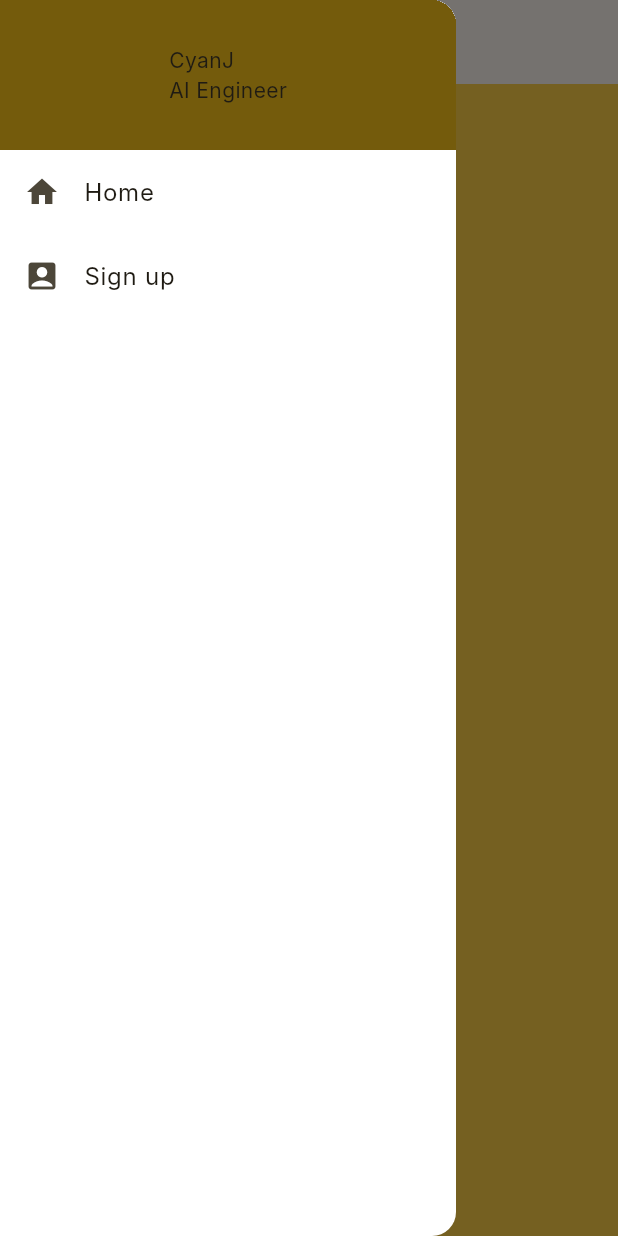
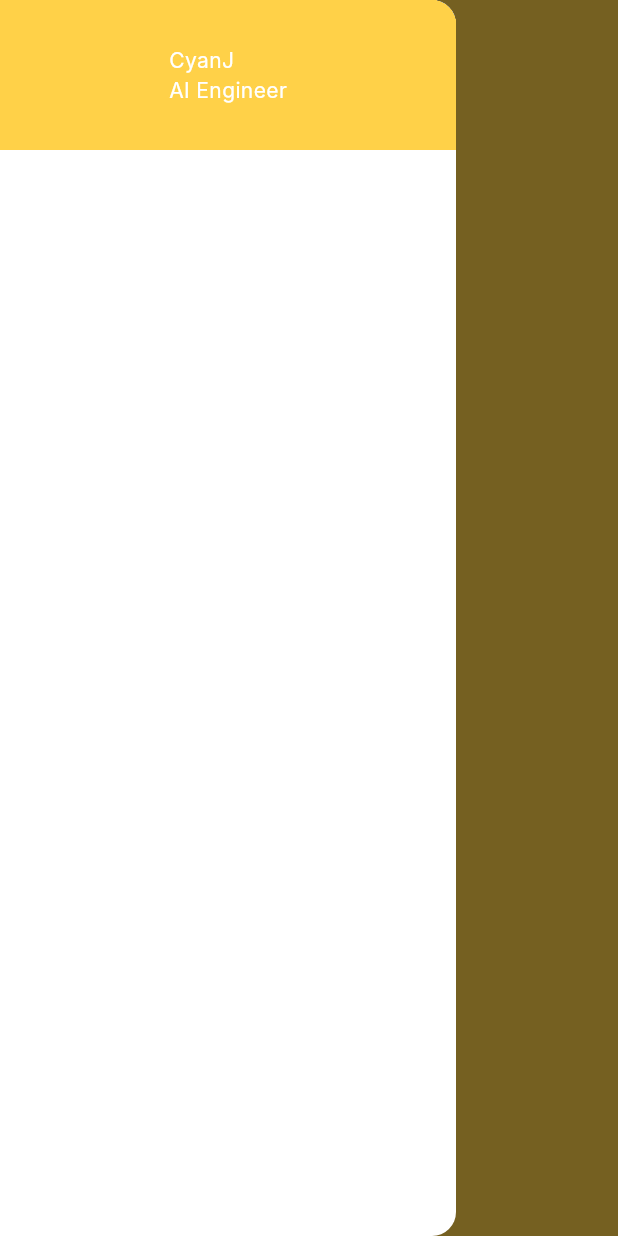
Before and after one commit to sean-xiao-zhao7/nectar_app, a Flutter app: the screen it shows after launch, with the side drawer open, on a phone screen of 412 x 824 dp. Run offline on Flutter 3.47's test engine with Material 3 defaults, Android fonts, the phone set to English and light mode, and no system bars; Roboto replaces fonts that are missing (Inter, Lora).

Commit message:
Set colorScheme using static color values

```diff
--- a/lib/main.dart
+++ b/lib/main.dart
@@ -14,17 +14,27 @@ class NectarApp extends StatelessWidget {
     const nectarLightYellow = Color.fromARGB(255, 255, 209, 72);
     const nectarDarkYellow = Color.fromARGB(255, 169, 127, 0);
     const nectarWhite = Colors.white;
+    const nectarRed = Colors.red;
 
     return MaterialApp(
       title: 'Nectar',
       theme: ThemeData(
           fontFamily: 'Inter',
           scaffoldBackgroundColor: nectarLightYellow,
-          colorScheme: ColorScheme.fromSeed(seedColor: nectarLightYellow),
+          colorScheme: ColorScheme(
+              primary: nectarLightYellow,
+              onPrimary: nectarWhite,
+              secondary: nectarDarkYellow,
+              onSecondary: nectarWhite,
+              brightness: Brightness.light,
+              error: nectarRed,
+              onError: nectarWhite,
+              surface: nectarLightYellow,
+              onSurface: nectarWhite),
           appBarTheme: const AppBarTheme(
             titleTextStyle: TextStyle(
                 fontFamily: 'Lora',
-                fontSize: 20,
+                fontSize: 22,
                 fontWeight: FontWeight.w400,
                 color: nectarDarkYellow),
           ),
```
